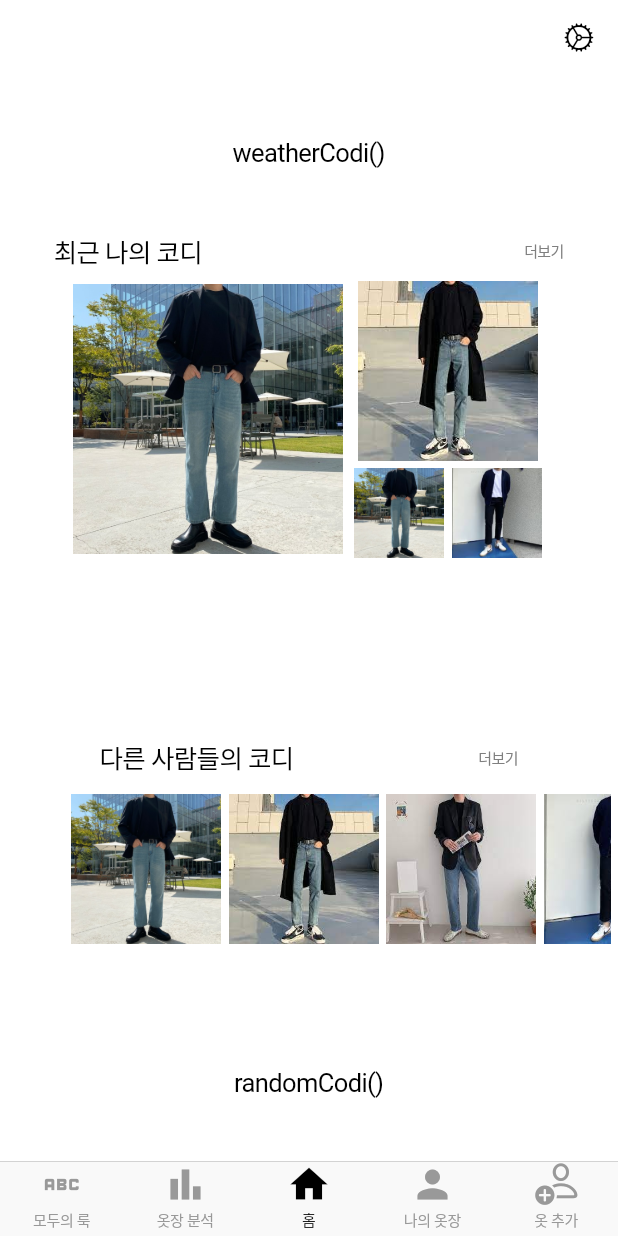
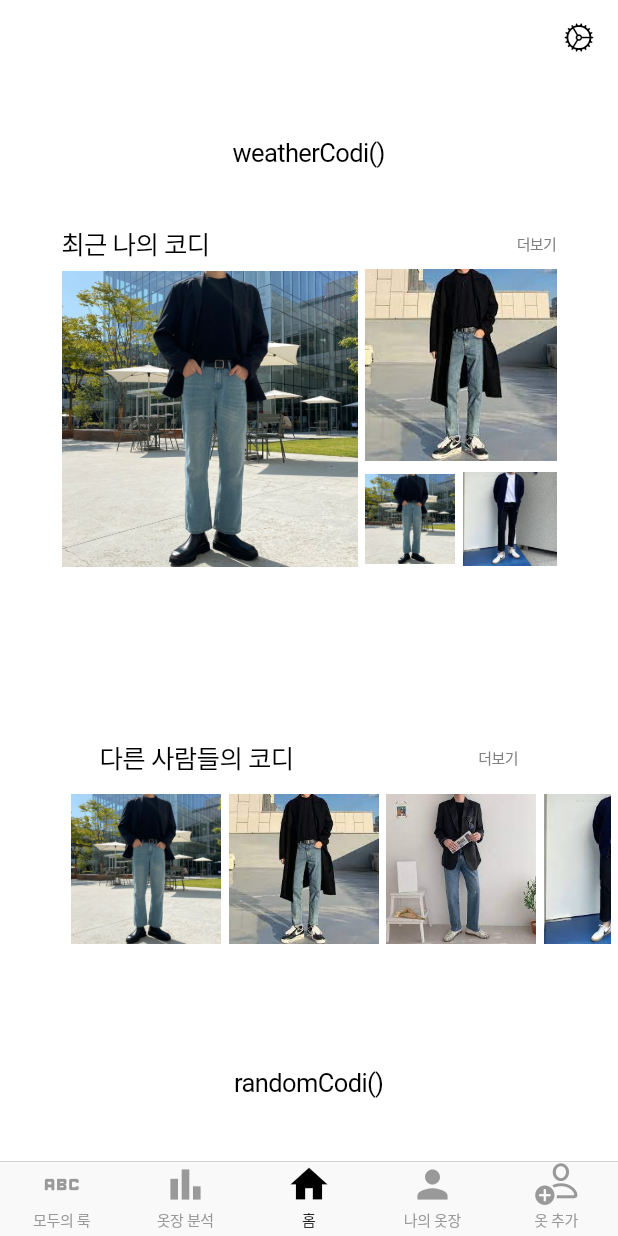
Before and after one commit to alwaysbemyday1/eotteom, a Flutter app: the screen it shows after launch, on a phone screen of 412 x 824 dp. Run offline on Flutter 3.47's test engine with Material 2 defaults, Android fonts, the phone set to English and light mode, and no system bars.

Commit message:
틀 완성(글꼴, 크기 수정해야함)

```diff
--- a/lib/home/myCodi.dart
+++ b/lib/home/myCodi.dart
@@ -8,7 +8,7 @@ class MyCodi extends StatelessWidget {
     return Container(
       width: 350,
       height : 300,
-      padding: EdgeInsets.all(5),
+      padding: EdgeInsets.all(10),
       child: Column(
           crossAxisAlignment: CrossAxisAlignment.center,
           mainAxisAlignment: MainAxisAlignment.center,
@@ -32,26 +32,30 @@ class MyCodi extends StatelessWidget {
               mainAxisAlignment: MainAxisAlignment.center,
               children: [
                 Container(
-                  padding:EdgeInsets.all(2.5),
-                  child:Image.asset('assets/codi1.png', width:180, height:180),
+                  width: 200, height: 200,
+                  padding:EdgeInsets.fromLTRB(0, 0, 2.5, 0),
+                  child:Image.asset('assets/codi1.png'),
                 ),
                 Column(
                   crossAxisAlignment: CrossAxisAlignment.center,
                   mainAxisAlignment: MainAxisAlignment.center,
                   children: [
                     Container(
-                      padding:EdgeInsets.all(2.5),
-                      child:Image.asset('assets/codi2.png', width:130, height:120),
+                      width: 130, height : 130,
+                      padding:EdgeInsets.fromLTRB(2.5, 0, 0, 2.5),
+                      child:Image.asset('assets/codi2.png'),
                     ),
                     Row(
                       children: [
                         Container(
-                          padding:EdgeInsets.all(2.5),
-                          child:Image.asset('assets/codi1.png', width:60, height:60),
+                          width: 65, height : 70,
+                          padding:EdgeInsets.fromLTRB(2.5, 2.5, 2.5, 0),
+                          child:Image.asset('assets/codi1.png'),
                         ),
                         Container(
-                          padding:EdgeInsets.all(2.5),
-                          child:Image.asset('assets/codi4.png', width:60, height:60),
+                          width: 65, height : 70,
+                          padding:EdgeInsets.fromLTRB(2.5, 2.5, 0, 0),
+                          child:Image.asset('assets/codi4.png'),
                         ),
                       ],
                     )
```
